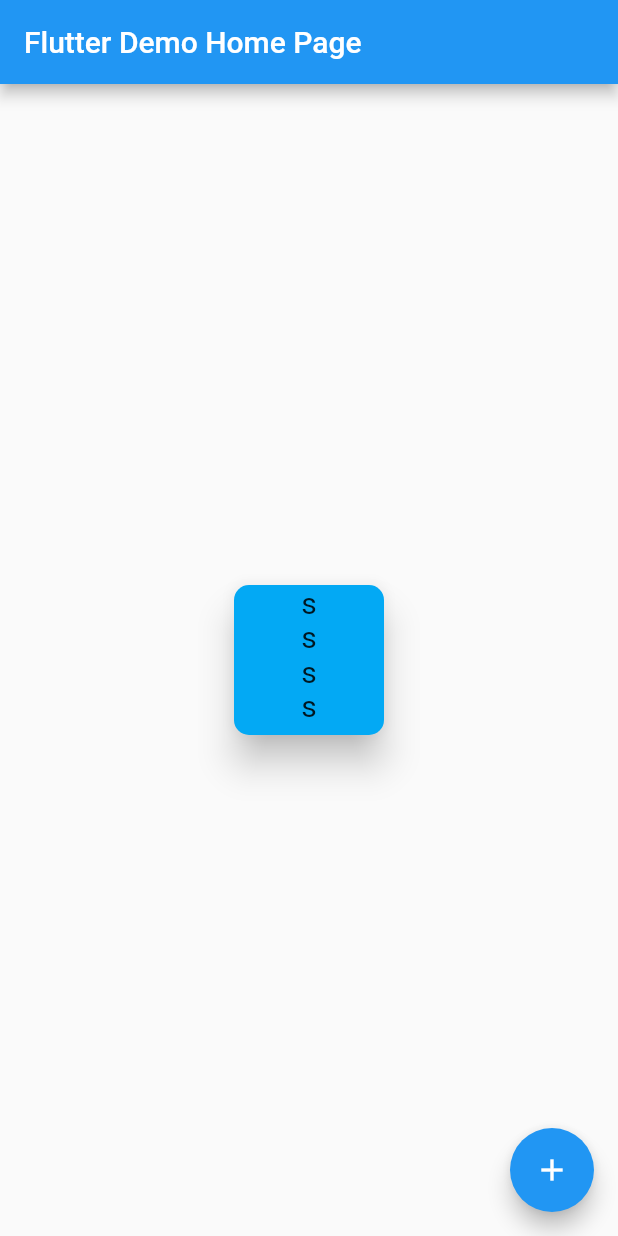
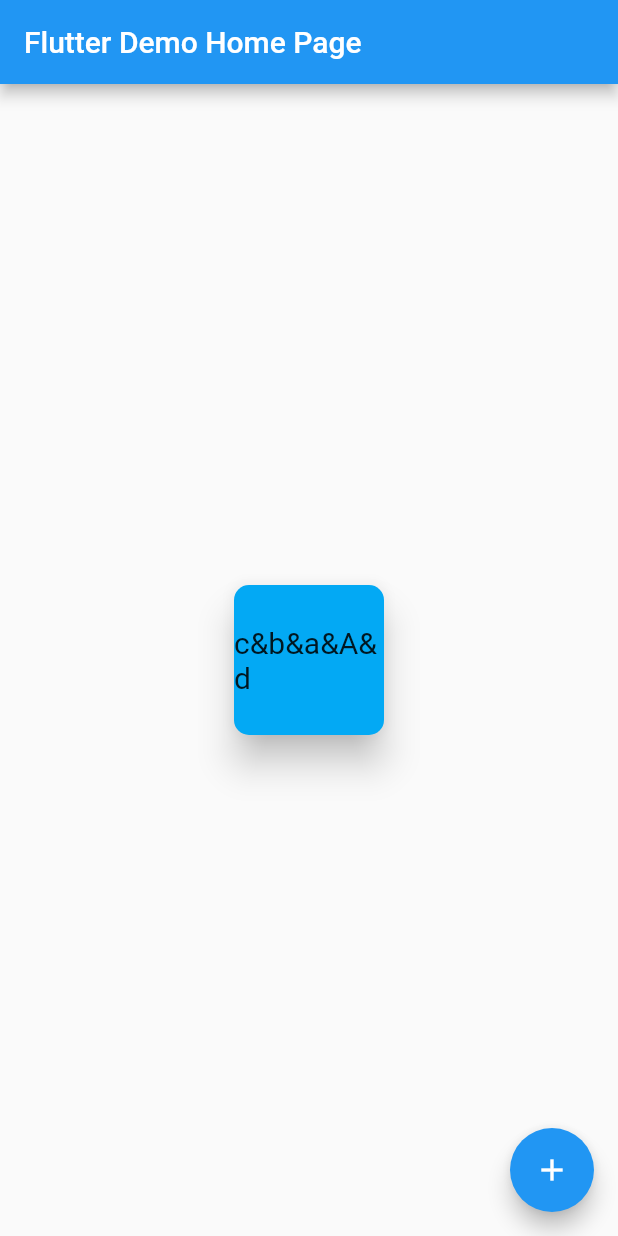
Before and after one commit to DenSiLe/FlutterStudy, a Flutter app: the screen it shows after launch, on a phone screen of 412 x 824 dp. Run offline on Flutter 3.47's test engine with Material 2 defaults, Android fonts, the phone set to English and light mode, and no system bars.

Commit message:
update09291759

```diff
--- a/lib/main.dart
+++ b/lib/main.dart
@@ -54,6 +54,11 @@ class _MyHomePageState extends State<MyHomePage> {
   }
 
   cardTest() {
+    var list = ["c","b","a","A","d"];
+    var newList =  list.sublist(1,4);
+    newList.sort();
+    var str = list.join("&");
+    var str2 = list.any((s)=>s == "c").toString() + newList.any((s)=>s == "c").toString();
     return Card(
       color: Colors.lightBlue,
       elevation: 10.0,
@@ -63,7 +68,7 @@ class _MyHomePageState extends State<MyHomePage> {
         alignment:  Alignment.center,
         height: 100,
         width: 100,
-        child: Text("s\n"*4,style: TextStyle(fontSize: 20),),
+        child: Text(str,style: TextStyle(fontSize: 20),),
       ),
     );
   }
```
Also changed, not shown: 2 other files.
